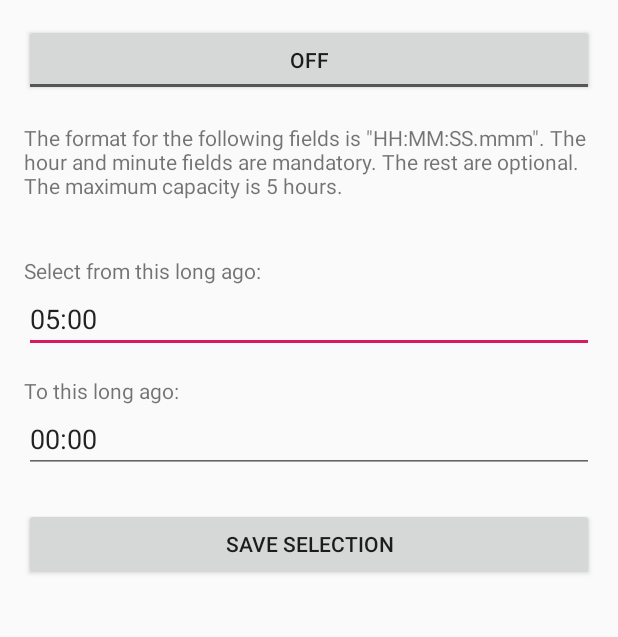
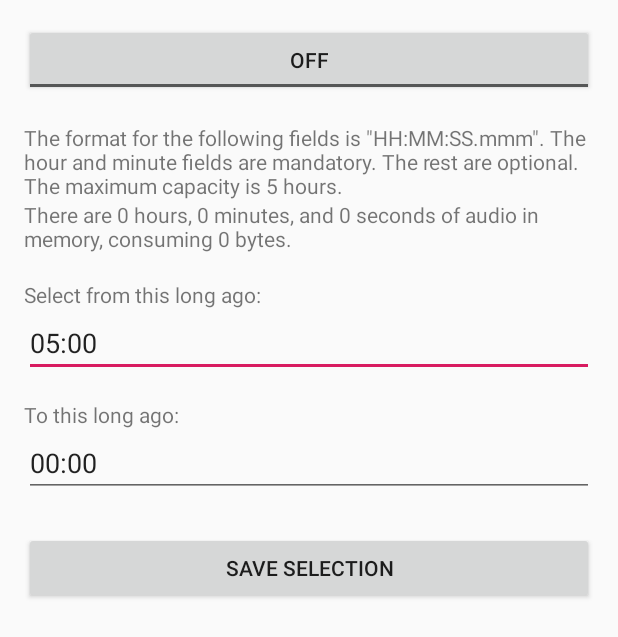
Before and after one commit to Leodmanx2/Passive-Recorder, an Android app: the layout activity_main.xml on its own in the app's theme, with its tools: preview values and no code run, on a phone screen of 412 x 824 dp. Shown: the top 637 px of the screen. Run offline under Robolectric (Android 15) with nearby library versions, the phone set to English and light mode, and no system bars.

Commit message:
Display readable time format
For real this time. I didn't test it last commit because the Echo benchmark was running.

```diff
--- a/app/src/main/res/layout/activity_main.xml
+++ b/app/src/main/res/layout/activity_main.xml
@@ -31,7 +31,8 @@
         <TextView
             android:id="@+id/statistics"
             android:layout_width="match_parent"
-            android:layout_height="wrap_content" />
+            android:layout_height="wrap_content"
+            android:text="@string/statistics" />
 
         <Space
             android:layout_width="match_parent"
--- a/app/src/main/res/values/strings.xml
+++ b/app/src/main/res/values/strings.xml
@@ -2,4 +2,5 @@
     <string name="app_name">Passive Recorder</string>
     <string name="save_selection">Save Selection</string>
     <string name="explanation">The format for the following fields is \"HH:MM:SS.mmm\". The hour and minute fields are mandatory. The rest are optional. The maximum capacity is 5 hours.</string>
+    <string name="statistics">There are 0 hours, 0 minutes, and 0 seconds of audio in memory, consuming 0 bytes.</string>
 </resources>
```
Also changed, not shown: app/src/main/java/ca/chris_macleod/passiverecorder/MainActivity.java (+6 -4 lines).
